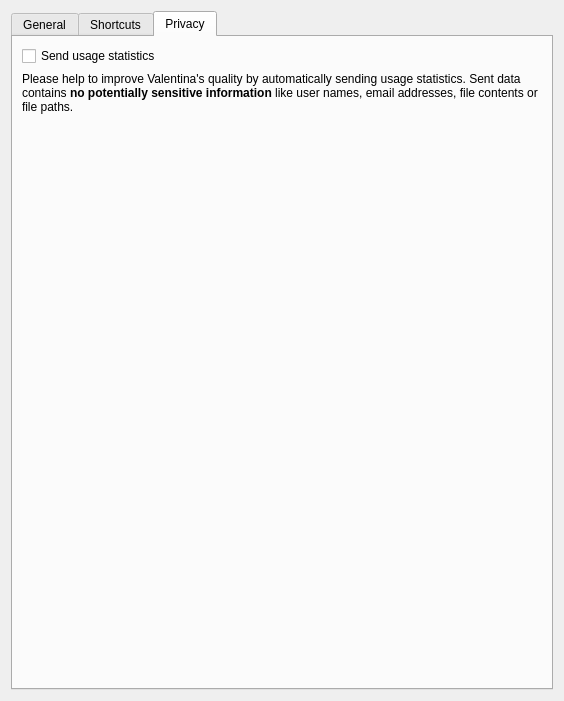
This is src/app/tape/dialogs/configpages/tapepreferencesconfigurationpage.ui in dismine/valentina as Qt 5 draws it before an edit. The edited form follows.
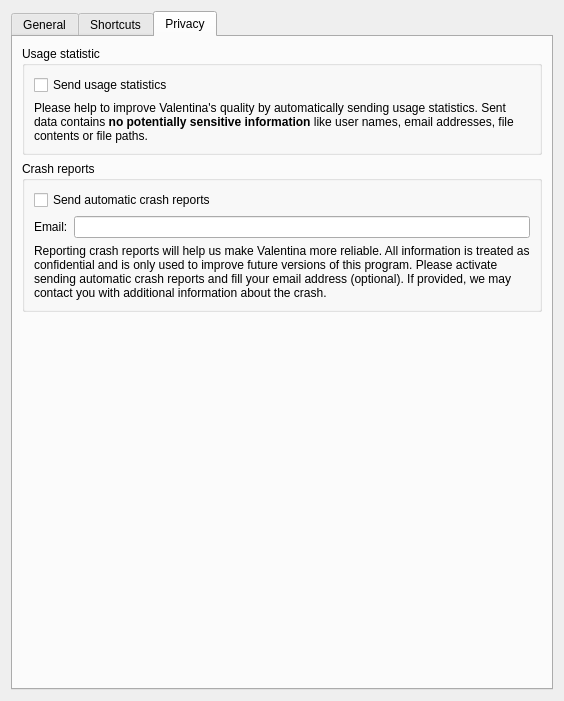
This is the edited form. The open tabs and pages were chosen to show the change.

Commit message: Automatic crash reports.

```diff
--- a/src/app/tape/dialogs/configpages/tapepreferencesconfigurationpage.ui
+++ b/src/app/tape/dialogs/configpages/tapepreferencesconfigurationpage.ui
@@ -312,6 +312,12 @@
       </attribute>
       <layout class="QVBoxLayout" name="verticalLayout_7">
        <item>
+        <widget class="QGroupBox" name="groupBox_10">
+         <property name="title">
+          <string>Usage statistic</string>
+         </property>
+         <layout class="QVBoxLayout" name="verticalLayout_12">
+          <item>
         <widget class="QCheckBox" name="checkBoxSendUsageStatistics">
          <property name="text">
           <string>Send usage statistics</string>
@@ -319,13 +325,60 @@
         </widget>
        </item>
        <item>
-        <widget class="QLabel" name="label">
+           <widget class="QLabel" name="label_15">
          <property name="text">
           <string>Please help to improve Valentina's quality by automatically sending usage statistics. Sent data contains &lt;span style=&quot; font-weight:700;&quot;&gt;no potentially sensitive information&lt;/span&gt; like user names, email addresses, file contents or file paths.</string>
          </property>
          <property name="wordWrap">
           <bool>true</bool>
          </property>
+           </widget>
+          </item>
+         </layout>
+        </widget>
+       </item>
+       <item>
+        <widget class="QGroupBox" name="groupBoxCrashReports">
+         <property name="title">
+          <string>Crash reports</string>
+         </property>
+         <layout class="QVBoxLayout" name="verticalLayout_10">
+          <item>
+           <widget class="QCheckBox" name="checkBoxSendCrashReports">
+            <property name="text">
+             <string>Send automatic crash reports</string>
+            </property>
+           </widget>
+          </item>
+          <item>
+           <layout class="QHBoxLayout" name="horizontalLayout_6">
+            <item>
+             <widget class="QLabel" name="label_7">
+              <property name="text">
+               <string>Email:</string>
+              </property>
+             </widget>
+            </item>
+            <item>
+             <widget class="QLineEdit" name="lineEditCrashUserEmail">
+              <property name="clearButtonEnabled">
+               <bool>true</bool>
+              </property>
+             </widget>
+            </item>
+           </layout>
+          </item>
+          <item>
+           <widget class="QLabel" name="label_8">
+            <property name="text">
+             <string>Reporting crash reports will help us make Valentina more reliable. All information is treated as confidential and is only used to improve future versions of this program. Please activate sending automatic crash reports and fill your email address (optional). If provided, we may contact you with additional information about the crash.</string>
+            </property>
+            <property name="wordWrap">
+             <bool>true</bool>
+            </property>
+           </widget>
+          </item>
+         </layout>
         </widget>
        </item>
        <item>
```
Lines whose indentation alone changed are shown as unchanged. The commit also changes 53 other files.
